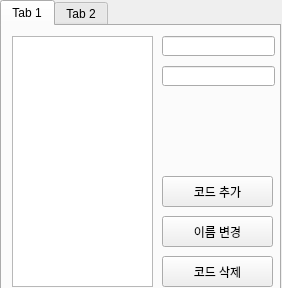
First picture: the form in ui/ManageCode.ui, repository za5321/CheckTool, before the edit.
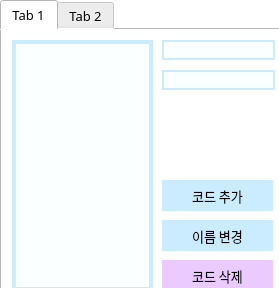
Second picture: the form after the edit.

What changed in the file:
```diff
--- a/ui/ManageCode.ui
+++ b/ui/ManageCode.ui
@@ -6,13 +6,16 @@
    <rect>
     <x>0</x>
     <y>0</y>
-    <width>282</width>
+    <width>279</width>
     <height>288</height>
    </rect>
   </property>
   <property name="windowTitle">
    <string>Dialog</string>
   </property>
+  <property name="styleSheet">
+   <string notr="true">background: white</string>
+  </property>
   <widget class="QTabWidget" name="tabWidget">
    <property name="geometry">
     <rect>
@@ -22,6 +25,17 @@
      <height>291</height>
     </rect>
    </property>
+   <property name="font">
+    <font>
+     <family>NanumGothic</family>
+     <pointsize>10</pointsize>
+    </font>
+   </property>
+   <property name="styleSheet">
+    <string notr="true">QTableWidget {
+	background: rgb(250, 255, 255);
+}</string>
+   </property>
    <property name="currentIndex">
     <number>0</number>
    </property>
@@ -38,6 +52,12 @@
        <height>251</height>
       </rect>
      </property>
+     <property name="styleSheet">
+      <string notr="true">QListWidget {
+	border: 4px solid rgb(203, 235, 255);
+	background: rgb(250, 255, 255);
+}</string>
+     </property>
     </widget>
     <widget class="QLineEdit" name="sys_code_le">
      <property name="geometry">
@@ -48,6 +68,17 @@
        <height>20</height>
       </rect>
      </property>
+     <property name="font">
+      <font>
+       <family>NanumGothic</family>
+      </font>
+     </property>
+     <property name="styleSheet">
+      <string notr="true">QLineEdit {
+	border: 2px solid rgb(203, 235, 255);
+	background: rgb(250, 255, 255);
+}</string>
+     </property>
     </widget>
     <widget class="QLineEdit" name="sys_name_le">
      <property name="geometry">
@@ -58,6 +89,17 @@
        <height>20</height>
       </rect>
      </property>
+     <property name="font">
+      <font>
+       <family>NanumGothic</family>
+      </font>
+     </property>
+     <property name="styleSheet">
+      <string notr="true">QLineEdit {
+	border: 2px solid rgb(203, 235, 255);
+	background: rgb(250, 255, 255);
+}</string>
+     </property>
     </widget>
     <widget class="QToolButton" name="sys_upd_btn">
      <property name="geometry">
@@ -68,6 +110,18 @@
        <height>31</height>
       </rect>
      </property>
+     <property name="font">
+      <font>
+       <family>NanumGothic</family>
+       <pointsize>10</pointsize>
+      </font>
+     </property>
+     <property name="styleSheet">
+      <string notr="true">QToolButton {
+	border: 2px solid rgb(203, 235, 255);
+	background: rgb(203, 235, 255);
+}</string>
+     </property>
      <property name="text">
       <string>이름 변경</string>
      </property>
@@ -81,6 +135,18 @@
        <height>31</height>
       </rect>
      </property>
+     <property name="font">
+      <font>
+       <family>NanumGothic</family>
+       <pointsize>10</pointsize>
+      </font>
+     </property>
+     <property name="styleSheet">
+      <string notr="true">QToolButton {
+	border: 2px solid rgb(203, 235, 255);
+	background: rgb(203, 235, 255);
+}</string>
+     </property>
      <property name="text">
       <string>코드 추가</string>
      </property>
@@ -94,6 +160,18 @@
        <height>31</height>
       </rect>
      </property>
+     <property name="font">
+      <font>
+       <family>NanumGothic</family>
+       <pointsize>10</pointsize>
+      </font>
+     </property>
+     <property name="styleSheet">
+      <string notr="true">QToolButton {
+	border: 2px solid rgb(235, 203, 255);
+	background: rgb(235, 203, 255);
+}</string>
+     </property>
      <property name="text">
       <string>코드 삭제</string>
      </property>
```
Left out of the diff: 64 changed lines with no effect on the pictures.
